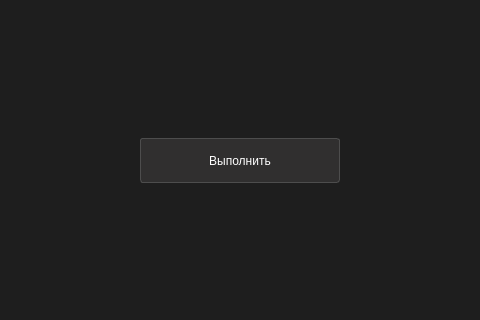
Old version of the form View/DesignUI/main_window.ui in the repository Aiow-dev/MCryptApp; both pictures show x 364 to 844 and y 394 to 714 of the 1200 by 800 pixel window.
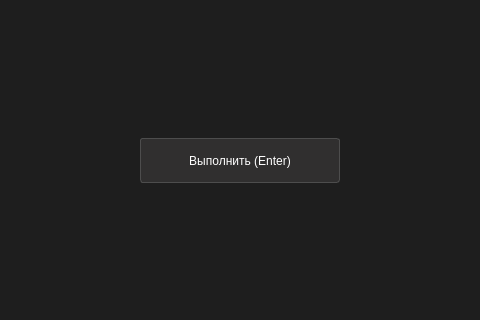
New version of the form. The open tabs and pages were chosen to show the change.

Commit message: add-shortcut-text

Patch:
```diff
--- a/View/DesignUI/main_window.ui
+++ b/View/DesignUI/main_window.ui
@@ -703,7 +703,7 @@
 }</string>
                        </property>
                        <property name="text">
-                        <string>Выполнить</string>
+                        <string>Выполнить (Enter)</string>
                        </property>
                       </widget>
                      </item>
```
Left out of the diff: 32 changed lines with no effect on the pictures. The commit also changes 1 other file.
